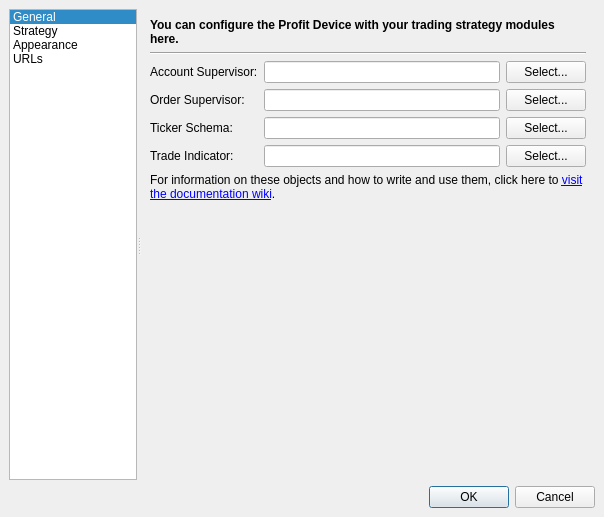
This is profit/widgets/ui_settingsdialog.ui in hpsilva/profitpy as Qt 5 draws it before an edit. The edited form follows.
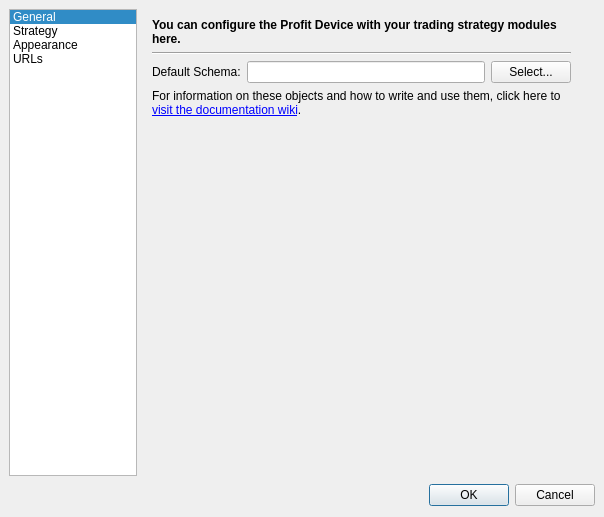
This is the edited form. The open tabs and pages were chosen to show the change. Icons and pictures are not drawn.

Commit message:
Disabled search bar until qt 4.3 or a better way to filter views is found.
Additional functionality in plots:  move x axis, curve pen enable/disable/style change no longer performs unzoom.

Cleaned up unused items in settings dialog.

Began the job of transforming the ticker designer UI into a strategy designer.

What changed in the file:
```diff
--- a/profit/widgets/ui_settingsdialog.ui
+++ b/profit/widgets/ui_settingsdialog.ui
@@ -15,97 +15,31 @@
   <property name="windowIcon" >
    <iconset resource="profit.qrc" >:/images/icons/blockdevice.png</iconset>
   </property>
-  <layout class="QVBoxLayout" >
-   <property name="margin" >
-    <number>9</number>
+  <widget class="QDialogButtonBox" name="buttonBox" >
+   <property name="geometry" >
+    <rect>
+     <x>9</x>
+     <y>482</y>
+     <width>586</width>
+     <height>26</height>
+    </rect>
    </property>
-   <property name="spacing" >
-    <number>6</number>
-   </property>
-   <item>
-    <widget class="QSplitter" name="splitter" >
      <property name="orientation" >
       <enum>Qt::Horizontal</enum>
      </property>
-     <widget class="QListWidget" name="sectionList" >
-      <property name="sizePolicy" >
-       <sizepolicy>
-        <hsizetype>1</hsizetype>
-        <vsizetype>7</vsizetype>
-        <horstretch>0</horstretch>
-        <verstretch>0</verstretch>
-       </sizepolicy>
-      </property>
-      <property name="minimumSize" >
-       <size>
-        <width>128</width>
-        <height>0</height>
-       </size>
-      </property>
-      <property name="maximumSize" >
-       <size>
-        <width>128</width>
-        <height>16777215</height>
-       </size>
-      </property>
-      <property name="focusPolicy" >
-       <enum>Qt::NoFocus</enum>
-      </property>
-      <property name="verticalScrollBarPolicy" >
-       <enum>Qt::ScrollBarAlwaysOff</enum>
-      </property>
-      <property name="horizontalScrollBarPolicy" >
-       <enum>Qt::ScrollBarAlwaysOff</enum>
-      </property>
-      <property name="iconSize" >
-       <size>
-        <width>32</width>
-        <height>32</height>
-       </size>
-      </property>
-      <property name="spacing" >
-       <number>2</number>
-      </property>
-      <property name="viewMode" >
-       <enum>QListView::ListMode</enum>
-      </property>
-      <property name="currentRow" >
-       <number>0</number>
-      </property>
-      <item>
-       <property name="text" >
-        <string>General</string>
-       </property>
-       <property name="icon" >
-        <iconset resource="profit.qrc" >:/images/icons/kcontrol.png</iconset>
-       </property>
-      </item>
-      <item>
-       <property name="text" >
-        <string>Strategy</string>
-       </property>
-       <property name="icon" >
-        <iconset resource="profit.qrc" >:/images/icons/package_system.png</iconset>
-       </property>
-      </item>
-      <item>
-       <property name="text" >
-        <string>Appearance</string>
-       </property>
-       <property name="icon" >
-        <iconset resource="profit.qrc" >:/images/icons/looknfeel.png</iconset>
-       </property>
-      </item>
-      <item>
-       <property name="text" >
-        <string>URLs</string>
-       </property>
-       <property name="icon" >
-        <iconset resource="profit.qrc" >:/images/icons/www.png</iconset>
-       </property>
-      </item>
+   <property name="standardButtons" >
+    <set>QDialogButtonBox::Cancel|QDialogButtonBox::NoButton|QDialogButtonBox::Ok</set>
+   </property>
      </widget>
      <widget class="QStackedWidget" name="sectionStack" >
+   <property name="geometry" >
+    <rect>
+     <x>143</x>
+     <y>9</y>
+     <width>437</width>
+     <height>373</height>
+    </rect>
+   </property>
       <property name="currentIndex" >
        <number>0</number>
       </property>
@@ -271,76 +205,25 @@
          </widget>
         </item>
         <item>
-         <layout class="QGridLayout" >
+      <layout class="QHBoxLayout" >
           <property name="margin" >
            <number>0</number>
           </property>
           <property name="spacing" >
            <number>6</number>
           </property>
-          <item row="0" column="0" >
+       <item>
            <widget class="QLabel" name="label" >
             <property name="text" >
-             <string>Account Supervisor:</string>
+          <string>Default Schema:</string>
             </property>
            </widget>
           </item>
-          <item row="1" column="1" >
-           <widget class="QLineEdit" name="orderSupervisor" />
-          </item>
-          <item row="1" column="0" >
-           <widget class="QLabel" name="label" >
-            <property name="text" >
-             <string>Order Supervisor:</string>
-            </property>
-           </widget>
-          </item>
-          <item row="3" column="2" >
-           <widget class="QPushButton" name="selectTradeIndicator" >
-            <property name="text" >
-             <string>Select...</string>
-            </property>
-           </widget>
-          </item>
-          <item row="3" column="0" >
-           <widget class="QLabel" name="label" >
-            <property name="text" >
-             <string>Trade Indicator:</string>
-            </property>
-           </widget>
-          </item>
-          <item row="0" column="2" >
-           <widget class="QPushButton" name="selectAccountSupervisor" >
-            <property name="text" >
-             <string>Select...</string>
-            </property>
-           </widget>
-          </item>
-          <item row="3" column="1" >
-           <widget class="QLineEdit" name="tradeIndicator" />
-          </item>
-          <item row="1" column="2" >
-           <widget class="QPushButton" name="selectOrderSupervisor" >
-            <property name="text" >
-             <string>Select...</string>
-            </property>
-           </widget>
-          </item>
-          <item row="0" column="1" >
-           <widget class="QLineEdit" name="accountSupervisor" />
-          </item>
-          <item row="2" column="1" >
-           <widget class="QLineEdit" name="tickerSchema" />
-          </item>
-          <item row="2" column="0" >
-           <widget class="QLabel" name="label" >
-            <property name="text" >
-             <string>Ticker Schema:</string>
-            </property>
-           </widget>
-          </item>
-          <item row="2" column="2" >
-           <widget class="QPushButton" name="selectTickerSchema" >
+       <item>
+        <widget class="QLineEdit" name="strategySchema" />
+       </item>
+       <item>
+        <widget class="QPushButton" name="selectStrategySchema" >
             <property name="text" >
              <string>Select...</string>
             </property>
@@ -751,19 +634,92 @@
        </layout>
       </widget>
      </widget>
-    </widget>
+  <widget class="QListWidget" name="sectionList" >
+   <property name="geometry" >
+    <rect>
+     <x>9</x>
+     <y>9</y>
+     <width>128</width>
+     <height>467</height>
+    </rect>
+   </property>
+   <property name="sizePolicy" >
+    <sizepolicy>
+     <hsizetype>1</hsizetype>
+     <vsizetype>7</vsizetype>
+     <horstretch>0</horstretch>
+     <verstretch>0</verstretch>
+    </sizepolicy>
+   </property>
+   <property name="minimumSize" >
+    <size>
+     <width>128</width>
+     <height>0</height>
+    </size>
+   </property>
+   <property name="maximumSize" >
+    <size>
+     <width>128</width>
+     <height>16777215</height>
+    </size>
+   </property>
+   <property name="focusPolicy" >
+    <enum>Qt::NoFocus</enum>
+   </property>
+   <property name="verticalScrollBarPolicy" >
+    <enum>Qt::ScrollBarAlwaysOff</enum>
+   </property>
+   <property name="horizontalScrollBarPolicy" >
+    <enum>Qt::ScrollBarAlwaysOff</enum>
+   </property>
+   <property name="iconSize" >
+    <size>
+     <width>32</width>
+     <height>32</height>
+    </size>
+   </property>
+   <property name="spacing" >
+    <number>2</number>
+   </property>
+   <property name="viewMode" >
+    <enum>QListView::ListMode</enum>
+   </property>
+   <property name="currentRow" >
+    <number>0</number>
+   </property>
+   <item>
+    <property name="text" >
+     <string>General</string>
+    </property>
+    <property name="icon" >
+     <iconset resource="profit.qrc" >:/images/icons/kcontrol.png</iconset>
+    </property>
    </item>
    <item>
-    <widget class="QDialogButtonBox" name="buttonBox" >
-     <property name="orientation" >
-      <enum>Qt::Horizontal</enum>
-     </property>
-     <property name="standardButtons" >
-      <set>QDialogButtonBox::Cancel|QDialogButtonBox::NoButton|QDialogButtonBox::Ok</set>
-     </property>
-    </widget>
+    <property name="text" >
+     <string>Strategy</string>
+    </property>
+    <property name="icon" >
+     <iconset resource="profit.qrc" >:/images/icons/package_system.png</iconset>
+    </property>
    </item>
-  </layout>
+   <item>
+    <property name="text" >
+     <string>Appearance</string>
+    </property>
+    <property name="icon" >
+     <iconset resource="profit.qrc" >:/images/icons/looknfeel.png</iconset>
+    </property>
+   </item>
+   <item>
+    <property name="text" >
+     <string>URLs</string>
+    </property>
+    <property name="icon" >
+     <iconset resource="profit.qrc" >:/images/icons/www.png</iconset>
+    </property>
+   </item>
+  </widget>
  </widget>
  <tabstops>
   <tabstop>confirmCloseWhenModified</tabstop>
```
Left out of the diff: 10 changed lines with no effect on the pictures. Lines whose indentation alone changed are shown as unchanged. The commit also changes 12 other files.
